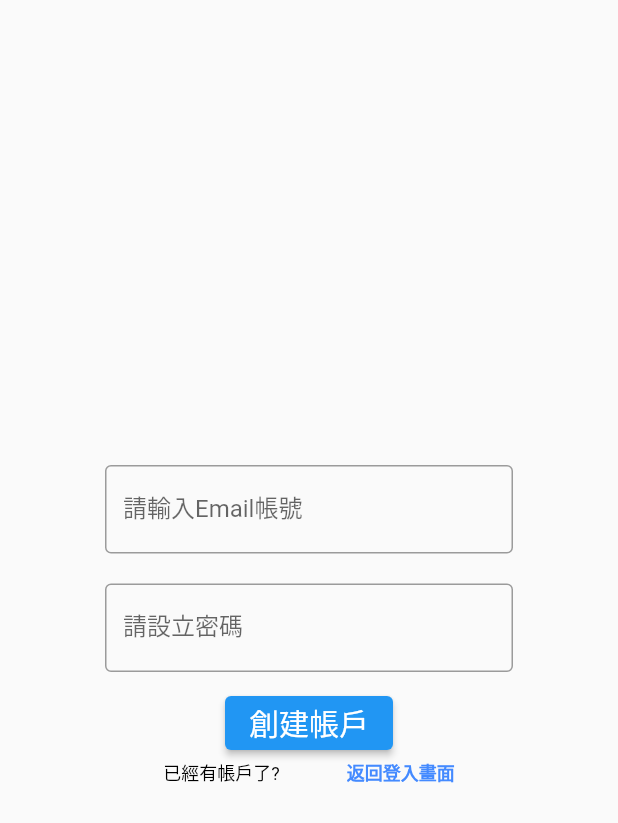
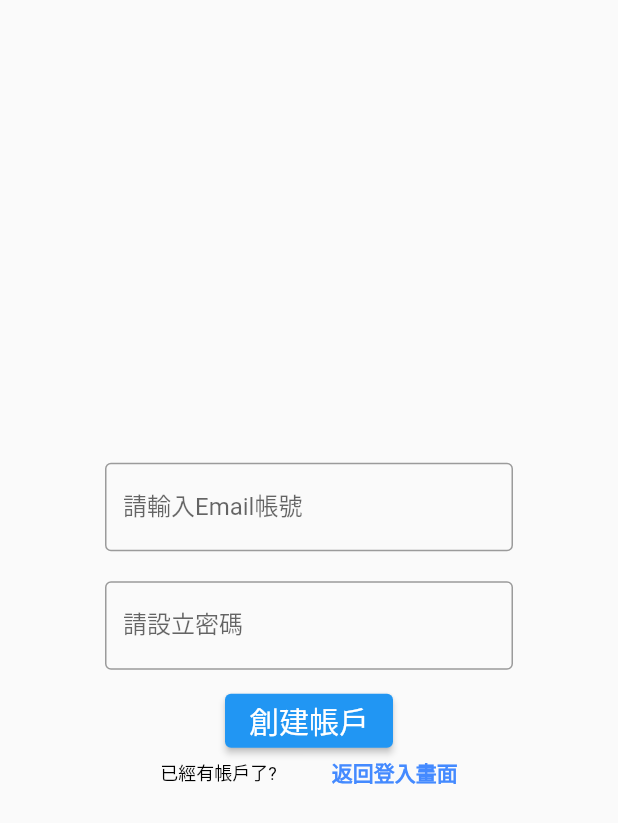
Before and after one commit to C-Ryan0510/IM_SD, a Flutter app: the registerPage screen opened directly with empty values, on a phone screen of 412 x 824 dp. Shown: the top 823 px of the screen. Run offline on Flutter 3.47's test engine with Material 2 defaults, Android fonts, the light colour scheme and no system bars; our stand-ins replace email_validator, firebase_auth, firebase_core; accounts and stored records are empty.

Commit message:
5/4
修整 介面排版

```diff
--- a/lib/Pages/registerPage.dart
+++ b/lib/Pages/registerPage.dart
@@ -1,16 +1,13 @@
 import 'package:firebase_auth/firebase_auth.dart';
-import 'package:flutter/gestures.dart';
 import 'package:flutter/material.dart';
 import 'package:untitled/main.dart';
 import 'package:email_validator/email_validator.dart';
 import 'package:untitled/utils.dart';
 
 class registerPage extends StatefulWidget{
-  final Function() onClickedSignIn;
+  final Function togglePage;
 
-  const registerPage({
-    Key?key, required this.onClickedSignIn,
-  }) : super(key:key);
+  registerPage({ required this.togglePage,});
 
   @override
   State<StatefulWidget> createState() => _registerState();
@@ -84,17 +81,18 @@ class _registerState extends State<registerPage>{
                           )
                         ],
                       ),
-                      RichText(//sign up
-                        text: TextSpan(
-                          style: TextStyle(fontSize: 12,color: Colors.black),
-                          text: '已經有帳戶了?',
-                          children: [
-                            TextSpan(text: '               ',),
-                            TextSpan(
-                              recognizer: TapGestureRecognizer()..onTap = widget.onClickedSignIn,
-                              text: '返回登入畫面',
-                              style: TextStyle(fontWeight: FontWeight.bold, color: Colors.blueAccent,),),
-                          ],
+                      Container(
+                        child: Row(//sign up
+                            mainAxisAlignment: MainAxisAlignment.spaceEvenly,
+                            children: [
+                              Text('已經有帳戶了?',style: TextStyle(fontSize: 12,color: Colors.black),),
+                              GestureDetector(
+                                onTap: () { widget.togglePage();},//Switch to loginPage()
+                                child: Text('返回登入畫面',
+                                  style: TextStyle(fontWeight: FontWeight.bold, color: Colors.blueAccent,),
+                                ),
+                              ),
+                            ]
                         ),
                       ),
                     ]
```
